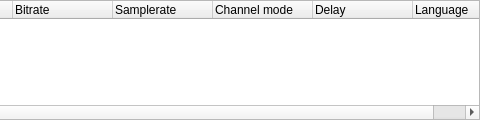
This is ui/audiofilelistwidget.ui in MINIXJR/TTCut-ng as Qt 5 draws it before an edit; both pictures show x 320 to 800 and y 0 to 120 of the 800 by 120 pixel window. The edited form follows.
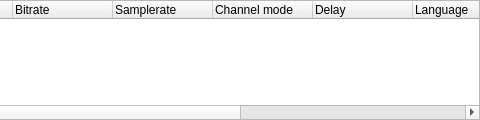
This is the edited form. Icons and pictures are not drawn.

Commit message: Add MKV track name and flags for audio and subtitle tracks

```diff
--- a/ui/audiofilelistwidget.ui
+++ b/ui/audiofilelistwidget.ui
@@ -274,6 +274,21 @@
        <string>Language</string>
       </property>
      </column>
+     <column>
+      <property name ="text" >
+       <string>Track name</string>
+      </property>
+     </column>
+     <column>
+      <property name ="text" >
+       <string>Original</string>
+      </property>
+     </column>
+     <column>
+      <property name ="text" >
+       <string>Visually impaired</string>
+      </property>
+     </column>
      <column>
       <property name="text" >
        <string notr="true"/>
```
The commit also changes 25 other files.
